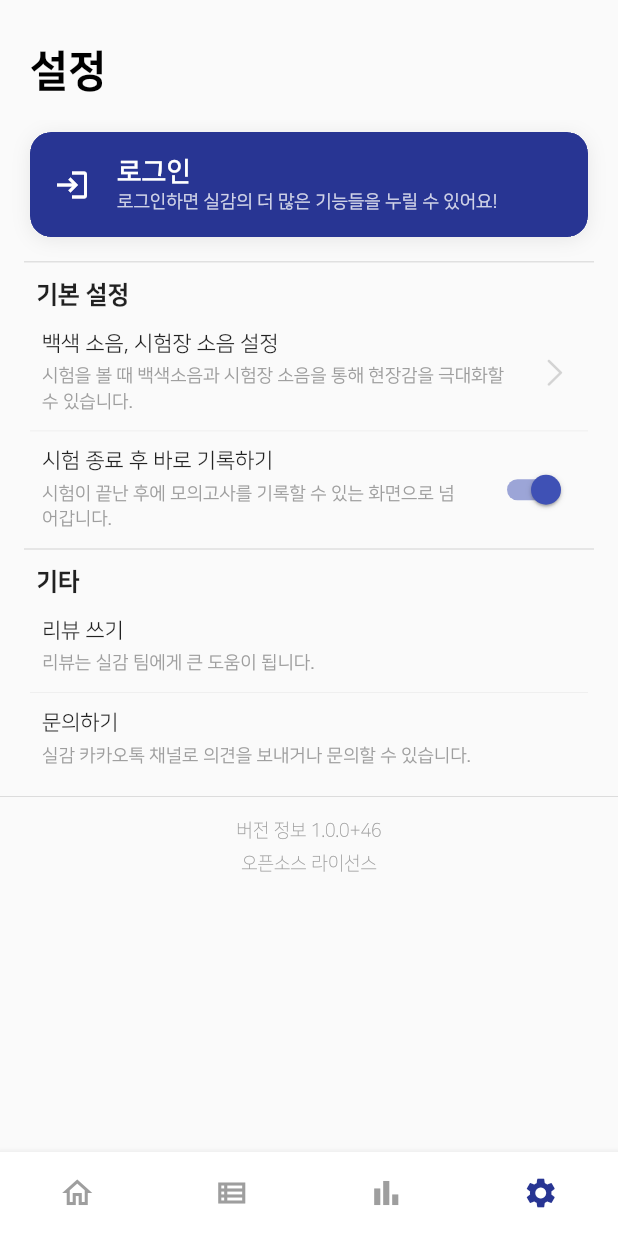
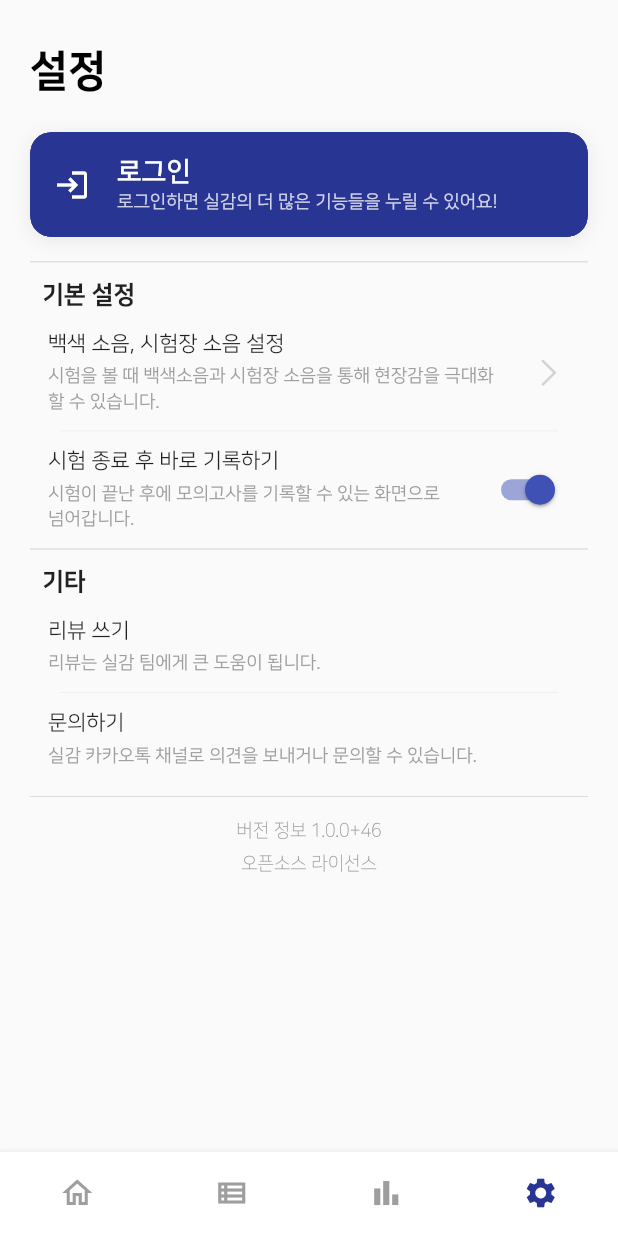
Before and after one commit to silgam/silgam-flutter, a Flutter app: the screen it shows after launch, item 4 of the bottom bar chosen, on a phone screen of 412 x 824 dp. Run offline on Flutter 3.47's test engine with Material 2 defaults, Android fonts, the phone set to English and light mode, and no system bars; our stand-ins replace bloc, cached_network_image, carousel_slider, cloud_firestore, dio, dotted_line and 34 more; missing offline and left inert: audio_session, flutter_facebook_auth, in_app_purchase_storekit, kakao_flutter_sdk, mixpanel_flutter, rich_text_controller; accounts and stored records are empty; generated files the repository leaves out were written again; network calls fail; statements that could not run were skipped.

Commit message:
feat: 모든 탭에 메인 탭과 같은 가로 패딩 적용

```diff
--- a/lib/presentation/common/scaffold_body.dart
+++ b/lib/presentation/common/scaffold_body.dart
@@ -1,10 +1,12 @@
 import 'dart:io';
+import 'dart:math';
 
 import 'package:flutter/foundation.dart';
 import 'package:flutter/material.dart';
 import 'package:flutter/services.dart';
 
 import '../../util/analytics_manager.dart';
+import '../../util/const.dart';
 import '../home_page/home_page.dart';
 
 class ScaffoldBody extends StatelessWidget {
@@ -23,6 +25,17 @@ class ScaffoldBody extends StatelessWidget {
 
   @override
   Widget build(BuildContext context) {
+    final screenWidth = MediaQuery.of(context).size.width;
+    final double horizontalPadding;
+    if (screenWidth > tabletScreenWidth) {
+      final originalHorizontalPadding = screenWidth > 1000 ? 80.0 : 50.0;
+      horizontalPadding = max(
+        (screenWidth - maxWidthForTablet) / 2,
+        originalHorizontalPadding,
+      );
+    } else {
+      horizontalPadding = max((screenWidth - maxWidth) / 2, 20.0);
+    }
     const systemOverlayStyle = SystemUiOverlayStyle(
       statusBarIconBrightness: Brightness.dark,
       statusBarColor: Colors.transparent,
@@ -34,7 +47,7 @@ class ScaffoldBody extends StatelessWidget {
         SliverAppBar(
           toolbarHeight: 80,
           flexibleSpace: FlexibleSpaceBar(
-            titlePadding: const EdgeInsets.only(bottom: 16, left: 20),
+            titlePadding: EdgeInsets.only(bottom: 16, left: horizontalPadding),
             centerTitle: false,
             title: Text(
               title,
@@ -48,7 +61,7 @@ class ScaffoldBody extends StatelessWidget {
           actions: [
             if (onRefresh != null)
               Container(
-                margin: const EdgeInsets.only(right: 8, top: 12),
+                margin: EdgeInsets.only(top: 12, right: horizontalPadding),
                 alignment: Alignment.center,
                 child: Builder(builder: (context) {
                   if (isRefreshing) {
@@ -80,7 +93,15 @@ class ScaffoldBody extends StatelessWidget {
           systemOverlayStyle:
               kIsWeb || Platform.isIOS ? null : systemOverlayStyle,
         ),
-        ...slivers,
+        ...slivers.map((sliver) {
+          if (sliver is NonPaddingChildBuilder) {
+            return (sliver).builder(horizontalPadding);
+          }
+          return SliverPadding(
+            padding: EdgeInsets.symmetric(horizontal: horizontalPadding),
+            sliver: sliver,
+          );
+        }).toList(),
       ],
     );
   }
@@ -93,3 +114,17 @@ class ScaffoldBody extends StatelessWidget {
     );
   }
 }
+
+class NonPaddingChildBuilder extends StatelessWidget {
+  final Widget Function(double horizontalPadding) builder;
+
+  const NonPaddingChildBuilder({
+    Key? key,
+    required this.builder,
+  }) : super(key: key);
+
+  @override
+  Widget build(BuildContext context) {
+    return const SizedBox.shrink();
+  }
+}
--- a/lib/presentation/common/subtitle.dart
+++ b/lib/presentation/common/subtitle.dart
@@ -4,16 +4,18 @@ class Subtitle extends StatelessWidget {
   const Subtitle({
     super.key,
     required this.text,
+    this.margin = const EdgeInsets.symmetric(horizontal: 16),
   });
 
   final String text;
+  final EdgeInsets margin;
 
   @override
   Widget build(BuildContext context) {
     return Container(
       width: double.infinity,
+      margin: margin,
       padding: const EdgeInsets.only(left: 8, right: 8, top: 12, bottom: 4),
-      margin: const EdgeInsets.symmetric(horizontal: 16),
       decoration: BoxDecoration(
         border: Border(
           top: BorderSide(
--- a/lib/presentation/home_page/main/ads_card.dart
+++ b/lib/presentation/home_page/main/ads_card.dart
@@ -18,7 +18,7 @@ class _AdsCardState extends State<AdsCard> {
   @override
   Widget build(BuildContext context) {
     return CustomCard(
-      margin: const EdgeInsets.symmetric(vertical: 8, horizontal: 20),
+      margin: const EdgeInsets.symmetric(vertical: 8),
       child: Stack(
         alignment: Alignment.bottomCenter,
         children: [
--- a/lib/presentation/home_page/main/button_card.dart
+++ b/lib/presentation/home_page/main/button_card.dart
@@ -18,7 +18,7 @@ class _ButtonCard extends StatelessWidget {
   Widget build(BuildContext context) {
     return CustomCard(
       backgroundColor: primary ? Theme.of(context).primaryColor : Colors.white,
-      margin: const EdgeInsets.symmetric(vertical: 8, horizontal: 20),
+      margin: const EdgeInsets.symmetric(vertical: 8),
       isThin: true,
       child: InkWell(
         onTap: _onTap,
--- a/lib/presentation/home_page/main/d_days_card.dart
+++ b/lib/presentation/home_page/main/d_days_card.dart
@@ -11,7 +11,7 @@ class _DDaysCard extends StatelessWidget {
   @override
   Widget build(BuildContext context) {
     return CustomCard(
-      margin: const EdgeInsets.symmetric(vertical: 8, horizontal: 20),
+      margin: const EdgeInsets.symmetric(vertical: 8),
       padding: const EdgeInsets.symmetric(horizontal: 16, vertical: 8),
       child: Column(
         children: [
--- a/lib/presentation/home_page/record_list/record_tile.dart
+++ b/lib/presentation/home_page/record_list/record_tile.dart
@@ -27,7 +27,7 @@ class RecordTileState extends State<RecordTile> {
   @override
   Widget build(BuildContext context) {
     return Container(
-      margin: const EdgeInsets.symmetric(horizontal: 12, vertical: 4),
+      margin: const EdgeInsets.symmetric(vertical: 4),
       decoration: BoxDecoration(
         color: Colors.white,
         boxShadow: [
--- a/lib/presentation/home_page/settings/setting_tile.dart
+++ b/lib/presentation/home_page/settings/setting_tile.dart
@@ -24,6 +24,7 @@ class SettingTile extends StatefulWidget {
   final bool defaultValue;
   final Color? titleColor;
   final bool showArrow;
+  final double paddingHorizontal;
 
   const SettingTile({
     Key? key,
@@ -36,6 +37,7 @@ class SettingTile extends StatefulWidget {
     this.defaultValue = true,
     this.titleColor,
     this.showArrow = false,
+    this.paddingHorizontal = 12,
   }) : super(key: key);
 
   @override
@@ -61,7 +63,7 @@ class _SettingTileState extends State<SettingTile> {
       splashColor: Colors.transparent,
       child: Container(
         padding: EdgeInsets.symmetric(
-          horizontal: 28,
+          horizontal: widget.paddingHorizontal,
           vertical: widget.description == null && widget.preferenceKey == null
               ? 16
               : 12,
--- a/lib/presentation/home_page/settings/settings_view.dart
+++ b/lib/presentation/home_page/settings/settings_view.dart
@@ -58,14 +58,11 @@ class _SettingsViewState extends State<SettingsView> {
       const SizedBox(height: 8),
       appState.isSignedIn
           ? _buildLoginInfo(appState.me!)
-          : Padding(
-              padding: const EdgeInsets.symmetric(horizontal: 20),
-              child: LoginButton(onTap: _onLoginTap),
-            ),
+          : LoginButton(onTap: _onLoginTap),
       if (isAdsEnabled)
         AdTile(
-          width: MediaQuery.of(context).size.width.truncate() - 32,
-          margin: const EdgeInsets.only(bottom: 12, left: 12, right: 12),
+          width: MediaQuery.of(context).size.width.truncate(),
+          margin: const EdgeInsets.only(bottom: 12),
         ),
       BlocBuilder<IapCubit, IapState>(
         builder: (context, state) {
@@ -77,11 +74,11 @@ class _SettingsViewState extends State<SettingsView> {
           }
           return PurchaseButton(
             product: product,
-            margin: const EdgeInsets.symmetric(horizontal: 20, vertical: 16),
+            margin: const EdgeInsets.symmetric(vertical: 16),
           );
         },
       ),
-      const Subtitle(text: '기본 설정'),
+      const Subtitle(text: '기본 설정', margin: EdgeInsets.zero),
       SettingTile(
         onTap: _onNoiseSettingButtonTap,
         title: '백색 소음, 시험장 소음 설정',
@@ -95,7 +92,7 @@ class _SettingsViewState extends State<SettingsView> {
         disabledDescription: '시험이 끝난 후에 모의고사 목록 화면으로 넘어갑니다.',
         preferenceKey: PreferenceKey.showAddRecordPageAfterExamFinished,
       ),
-      const Subtitle(text: '기타'),
+      const Subtitle(text: '기타', margin: EdgeInsets.zero),
       SettingTile(
         onTap: _onWriteReviewButtonTap,
         title: '리뷰 쓰기',
@@ -164,7 +161,6 @@ class _SettingsViewState extends State<SettingsView> {
   Widget _buildLoginInfo(User user) {
     final String providerIconPath = getProviderIconPath(user);
     return CustomCard(
-      margin: const EdgeInsets.symmetric(horizontal: 20),
       child: InkWell(
         onTap: () => _onLoginInfoTap(),
         onLongPress: () => _onLoginInfoLongPress(user),
--- a/lib/presentation/noise_setting/noise_setting_page.dart
+++ b/lib/presentation/noise_setting/noise_setting_page.dart
@@ -87,6 +87,7 @@ class _NoiseSettingPageState extends State<NoiseSettingPage> {
           preferenceKey: PreferenceKey.useWhiteNoise,
           onSwitchChanged: _cubit.onWhiteNoiseChanged,
           defaultValue: false,
+          paddingHorizontal: 28,
         ),
         const SettingDivider(),
         const SizedBox(height: 16),
--- a/lib/util/const.dart
+++ b/lib/util/const.dart
@@ -1,4 +1,8 @@
 import 'dart:io';
+
+const double tabletScreenWidth = 840;
+const double maxWidth = 500;
+const double maxWidthForTablet = 1000;
 
 const String urlInstagram = "https://silgam.app/instagram";
 const String urlFacebook = "https://silgam.app/facebook";
```
Also changed, not shown: lib/presentation/home_page/main/exam_start_card.dart (+8 -6 lines), lib/presentation/home_page/main/main_view.dart (+50 -34 lines), lib/presentation/home_page/record_list/record_list_view.dart (+28 -18 lines), lib/presentation/home_page/stat/stat_view.dart (+161 -95 lines).
